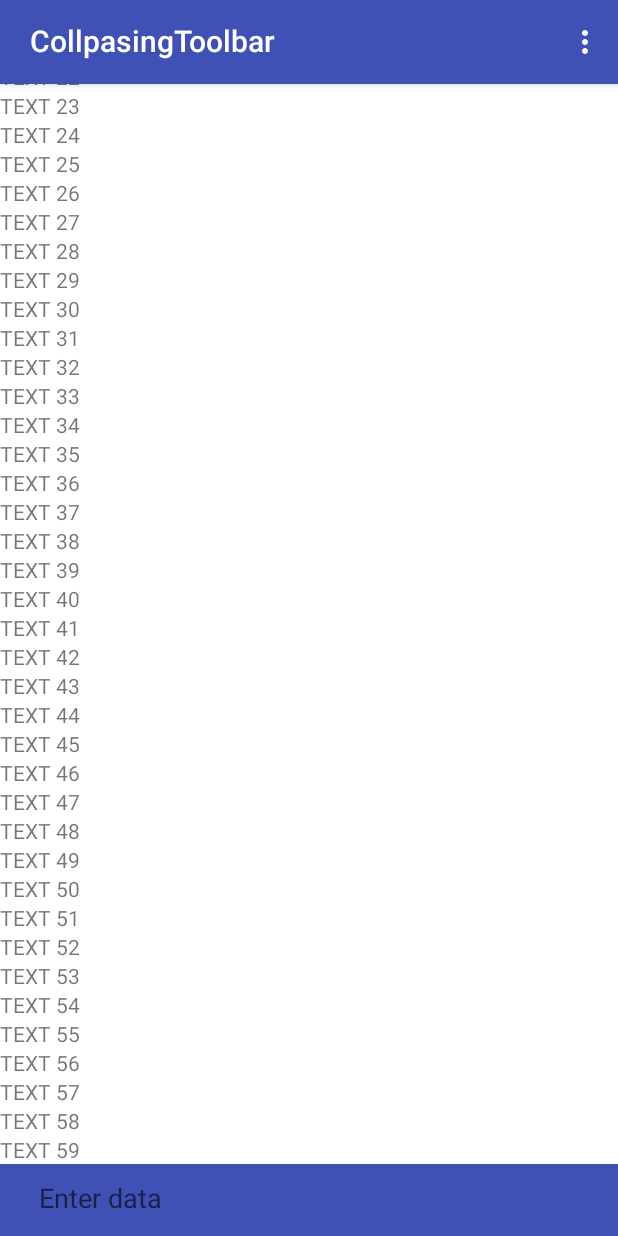
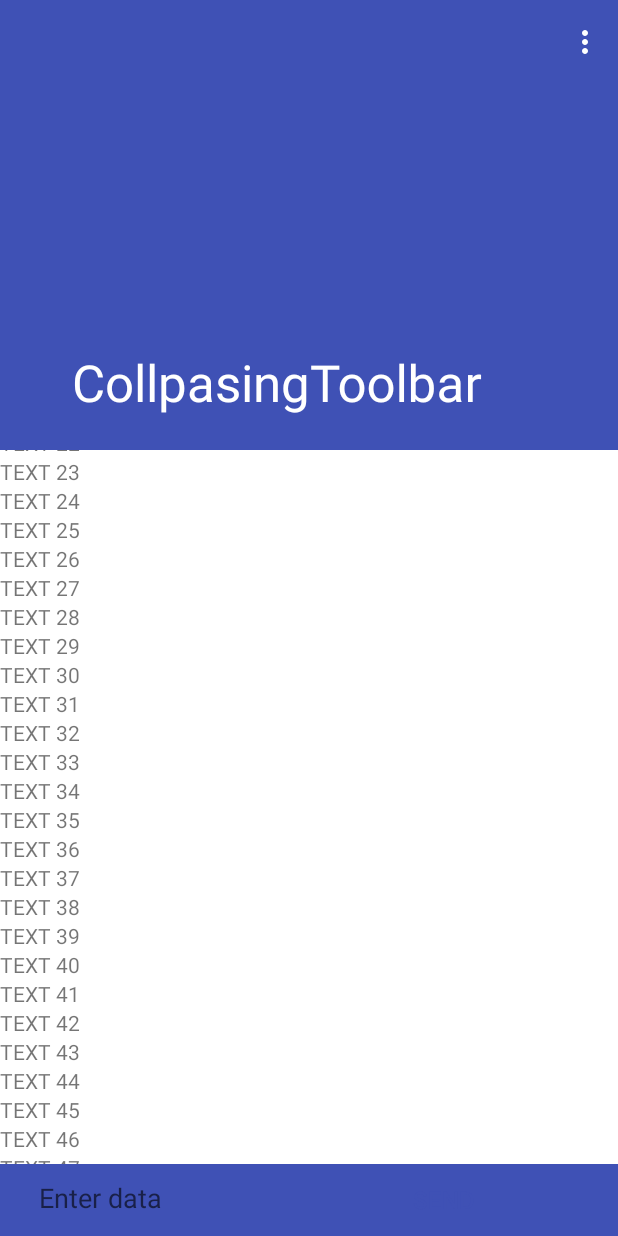
Before and after one commit to winster/collapsingtoolbar, an Android app: the screen it shows after launch (ScrollingActivity), on a phone screen of 412 x 824 dp. Run offline under Robolectric (Android 15) with nearby library versions, the phone set to English and light mode, and no system bars.

Commit message:
removed expanded attribute

```diff
--- a/app/src/main/res/layout/activity_scrolling.xml
+++ b/app/src/main/res/layout/activity_scrolling.xml
@@ -18,7 +18,6 @@
             android:layout_height="300dp"
             android:theme="@style/AppTheme.AppBarOverlay"
             android:fitsSystemWindows="true"
-            app:expanded="false"
             >
 
             <android.support.design.widget.CollapsingToolbarLayout
```
